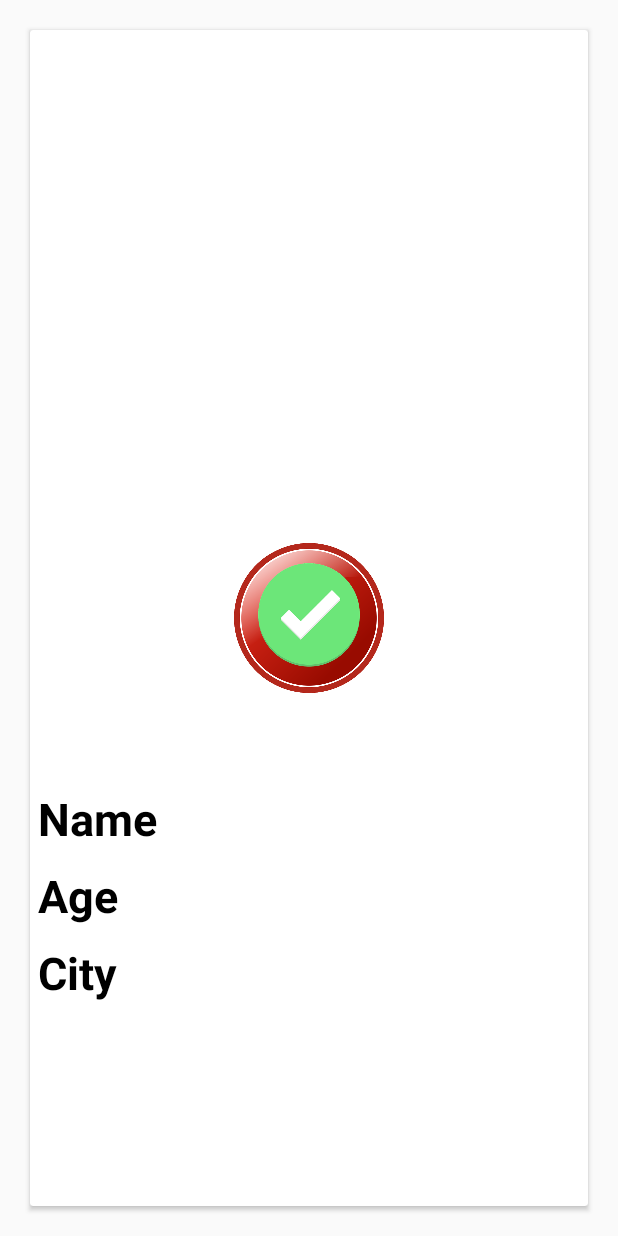
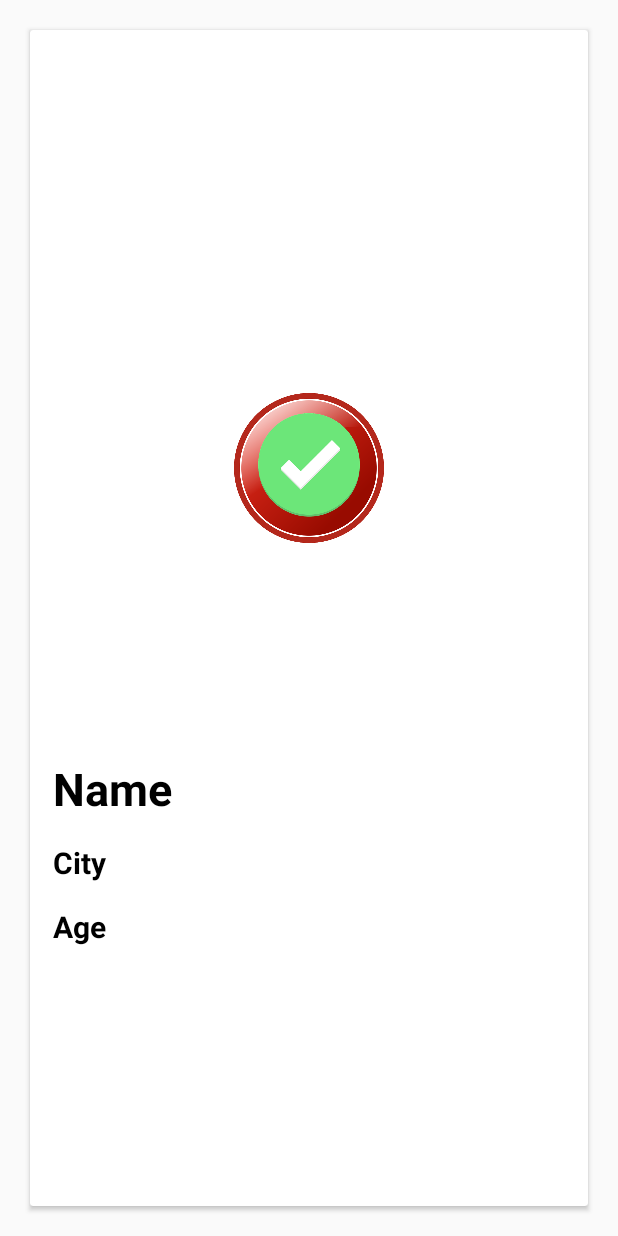
Before and after one commit to yys7517/MyTinder, an Android app: the layout item_card.xml on its own in the app's theme, with its tools: preview values and no code run, on a phone screen of 412 x 824 dp. Run offline under Robolectric (Android 15) with nearby library versions, the light colour scheme and no system bars.

Commit message:
+ App 레이아웃 수정.

```diff
--- a/app/src/main/java/com/example/mytinder/setting/MyPageActivity.kt
+++ b/app/src/main/java/com/example/mytinder/setting/MyPageActivity.kt
@@ -65,9 +65,9 @@ class MyPageActivity : AppCompatActivity() {
 
                 binding.myUid.text = myUserInfo?.uid.toString()
                 binding.myNickname.text = myUserInfo?.nickname.toString()
-                binding.myAge.text = myUserInfo?.age.toString()
+                binding.myAge.text = "${myUserInfo?.age}세"
                 binding.myCity.text = myUserInfo?.city.toString()
-                binding.myGender.text = myUserInfo?.gender.toString()
+                binding.myGender.text = "${myUserInfo?.gender}성"
 
                 val profileImageRef = FirebaseRef.storageRef.child("${myUserInfo?.uid}.png")
 
--- a/app/src/main/java/com/example/mytinder/slider/CardStackAdapter.kt
+++ b/app/src/main/java/com/example/mytinder/slider/CardStackAdapter.kt
@@ -56,9 +56,8 @@ class CardStackAdapter( val context : Context, val items : List<UserInfoModel> )
 
             // 텍스트 바인딩.
             nicknameArea.text = user.nickname
-            ageArea.text = user.age
-            cityArea.text = user.city
-
+            ageArea.text = "${user.age}세"
+            cityArea.text = "${user.city} 거주"
 
         }
     }
--- a/app/src/main/res/layout/activity_main.xml
+++ b/app/src/main/res/layout/activity_main.xml
@@ -29,6 +29,9 @@
 
         <com.yuyakaido.android.cardstackview.CardStackView
             android:id="@+id/cardStackView"
+            android:layout_marginLeft="10dp"
+            android:layout_marginRight="10dp"
+            android:layout_marginBottom="10dp"
             android:layout_marginTop="70dp"
             android:layout_width="match_parent"
             android:layout_height="match_parent" />
--- a/app/src/main/res/layout/item_card.xml
+++ b/app/src/main/res/layout/item_card.xml
@@ -11,9 +11,11 @@
         android:layout_height="match_parent" >
 
         <ImageView
+            android:scaleType="fitXY"
             android:src="@drawable/no"
             android:layout_width="100dp"
             android:layout_height="100dp"
+            android:layout_marginBottom="100dp"
             android:layout_gravity="center" />
 
     </FrameLayout>
@@ -24,10 +26,13 @@
         android:layout_height="match_parent" >
 
         <ImageView
+            android:scaleType="fitXY"
+            android:layout_gravity="center"
             android:src="@drawable/ok"
             android:layout_width="100dp"
             android:layout_height="100dp"
-            android:layout_gravity="center" />
+            android:layout_marginBottom="100dp"
+             />
 
     </FrameLayout>
 
@@ -37,24 +42,17 @@
         android:layout_height="match_parent" >
 
         <ImageView
+            android:adjustViewBounds="true"
+            android:layout_margin="10dp"
             android:id="@+id/profileImageArea"
-            android:layout_width="wrap_content"
-            android:layout_height="500dp" />
+            android:layout_width="match_parent"
+            android:layout_height="450dp" />
 
         <TextView
             android:text="Name"
             android:id="@+id/itemNickname"
-            android:layout_margin="5dp"
-            android:textSize="30sp"
-            android:textColor="@color/black"
-            android:textStyle="bold"
-            android:layout_width="wrap_content"
-            android:layout_height="wrap_content" />
-
-        <TextView
-            android:text="Age"
-            android:layout_margin="5dp"
-            android:id="@+id/itemAge"
+            android:layout_marginTop="15dp"
+            android:layout_marginLeft="15dp"
             android:textSize="30sp"
             android:textColor="@color/black"
             android:textStyle="bold"
@@ -64,8 +62,18 @@
         <TextView
             android:text="City"
             android:id="@+id/itemCity"
-            android:textSize="30sp"
-            android:layout_margin="5dp"
+            android:textSize="20sp"
+            android:layout_margin="15dp"
+            android:textColor="@color/black"
+            android:textStyle="bold"
+            android:layout_width="wrap_content"
+            android:layout_height="wrap_content" />
+
+        <TextView
+            android:text="Age"
+            android:layout_marginLeft="15dp"
+            android:id="@+id/itemAge"
+            android:textSize="20sp"
             android:textColor="@color/black"
             android:textStyle="bold"
             android:layout_width="wrap_content"
```
